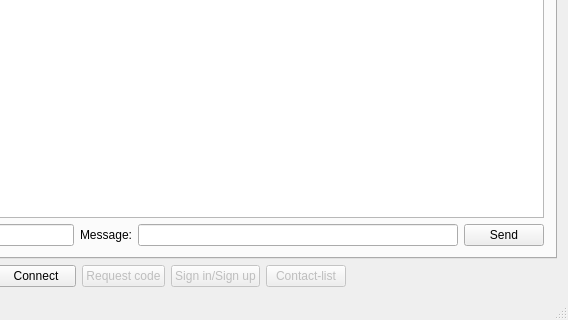
Old version of the form testApp/MainWindow.ui in the repository Kaffeine/telegram-qt; both pictures show x 227 to 795 and y 333 to 653 of the 795 by 653 pixel window.
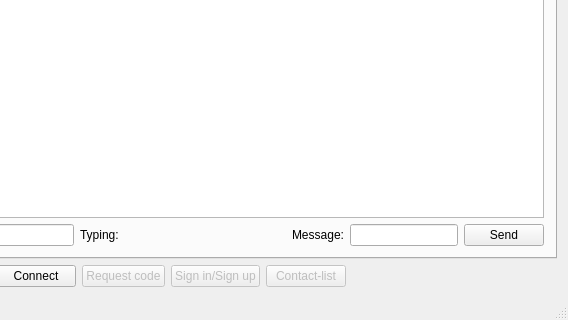
New version of the form. The open tabs and pages were chosen to show the change.

Commit message: testApp: Typing status label added to messaging tab.

Patch:
```diff
--- a/testApp/MainWindow.ui
+++ b/testApp/MainWindow.ui
@@ -62,7 +62,7 @@
       <item row="0" column="1" rowspan="2">
        <widget class="QTabWidget" name="tabWidget">
         <property name="currentIndex">
-         <number>1</number>
+         <number>0</number>
         </property>
         <widget class="QWidget" name="tab">
          <attribute name="title">
@@ -198,13 +198,9 @@
          <attribute name="title">
           <string>Messaging</string>
          </attribute>
-         <layout class="QGridLayout" name="gridLayout_4" columnstretch="0,0,0,1,0">
-          <item row="0" column="0" colspan="5">
-           <widget class="QPlainTextEdit" name="messagingLogs">
-            <property name="readOnly">
-             <bool>true</bool>
-            </property>
-           </widget>
+         <layout class="QGridLayout" name="gridLayout_4" columnstretch="0,0,0,1,0,0,0">
+          <item row="1" column="5">
+           <widget class="QLineEdit" name="messagingMessage"/>
           </item>
           <item row="1" column="0">
            <widget class="QLabel" name="label_7">
@@ -213,26 +209,44 @@
             </property>
            </widget>
           </item>
-          <item row="1" column="1">
-           <widget class="QLineEdit" name="messagingContactPhone"/>
-          </item>
-          <item row="1" column="2">
-           <widget class="QLabel" name="label_8">
-            <property name="text">
-             <string>Message:</string>
-            </property>
-           </widget>
-          </item>
           <item row="1" column="3">
-           <widget class="QLineEdit" name="messagingMessage"/>
+           <widget class="QLabel" name="messagingContactTypingStatus">
+            <property name="text">
+             <string/>
+            </property>
+           </widget>
           </item>
-          <item row="1" column="4">
+          <item row="1" column="6">
            <widget class="QPushButton" name="messagingSendButton">
             <property name="text">
              <string>Send</string>
             </property>
            </widget>
           </item>
+          <item row="1" column="4">
+           <widget class="QLabel" name="label_8">
+            <property name="text">
+             <string>Message:</string>
+            </property>
+           </widget>
+          </item>
+          <item row="1" column="1">
+           <widget class="QLineEdit" name="messagingContactPhone"/>
+          </item>
+          <item row="0" column="0" colspan="7">
+           <widget class="QPlainTextEdit" name="messagingLogs">
+            <property name="readOnly">
+             <bool>true</bool>
+            </property>
+           </widget>
+          </item>
+          <item row="1" column="2">
+           <widget class="QLabel" name="label_9">
+            <property name="text">
+             <string>Typing:</string>
+            </property>
+           </widget>
+          </item>
          </layout>
         </widget>
         <widget class="QWidget" name="tab_2">
```
The commit also changes 4 other files.
